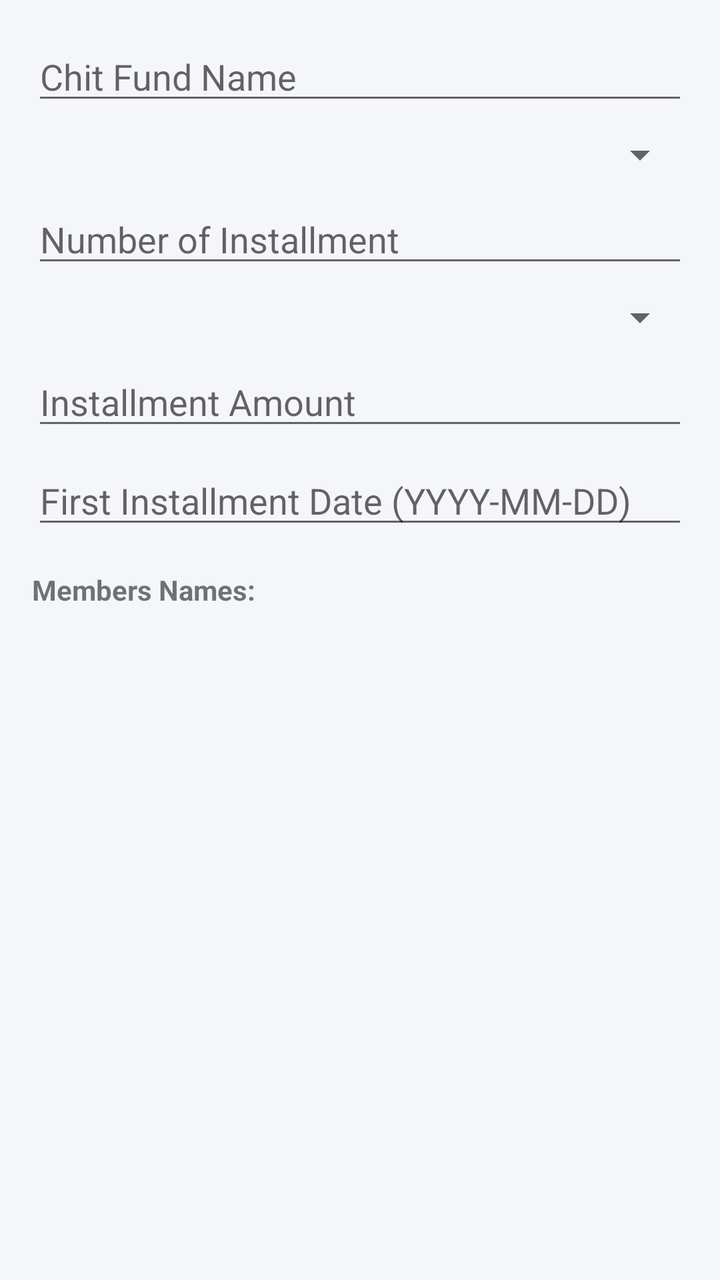
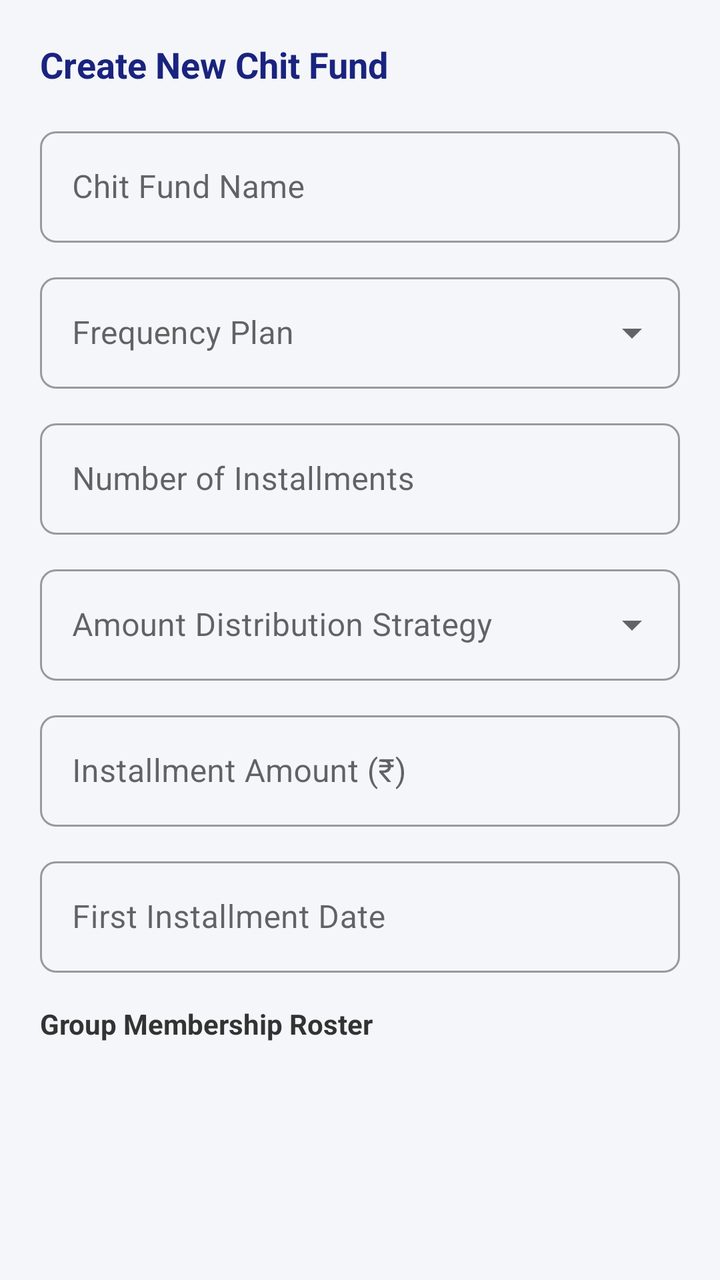

The first picture is an Android layout as it rendered before a commit; the second is the same layout after the commit. The layout source and the unified diff follow.
<!-- AndroidManifest.xml: application theme Theme.ChitFundManager -->
<!-- res/layout/dialog_new_chit.xml -->
<?xml version="1.0" encoding="utf-8"?>
<ScrollView xmlns:android="http://schemas.android.com/apk/res/android"
    android:layout_width="match_parent"
    android:layout_height="wrap_content"
    android:padding="16dp">

    <LinearLayout
        android:layout_width="match_parent"
        android:layout_height="wrap_content"
        android:orientation="vertical">

        <EditText
            android:id="@+id/etChitName"
            android:layout_width="match_parent"
            android:layout_height="wrap_content"
            android:hint="Chit Fund Name"
            android:inputType="text" />

        <Spinner
            android:id="@+id/spFrequency"
            android:layout_width="match_parent"
            android:layout_height="wrap_content"
            android:layout_marginTop="8dp" />

        <EditText
            android:id="@+id/etInstallmentsCount"
            android:layout_width="match_parent"
            android:layout_height="wrap_content"
            android:hint="Number of Installment"
            android:inputType="number"
            android:layout_marginTop="8dp" />

        <Spinner
            android:id="@+id/spAmountType"
            android:layout_width="match_parent"
            android:layout_height="wrap_content"
            android:layout_marginTop="8dp" />

        <EditText
            android:id="@+id/etAmount"
            android:layout_width="match_parent"
            android:layout_height="wrap_content"
            android:hint="Installment Amount"
            android:inputType="numberDecimal"
            android:layout_marginTop="8dp"
            android:visibility="visible" />

        <LinearLayout
            android:id="@+id/llAmountsContainer"
            android:layout_width="match_parent"
            android:layout_height="wrap_content"
            android:orientation="vertical"
            android:layout_marginTop="8dp"
            android:visibility="gone" />

        <EditText
            android:id="@+id/etDate"
            android:layout_width="match_parent"
            android:layout_height="wrap_content"
            android:hint="First Installment Date (YYYY-MM-DD)"
            android:focusable="false"
            android:clickable="true"
            android:layout_marginTop="8dp" />

        <TextView
            android:layout_width="wrap_content"
            android:layout_height="wrap_content"
            android:text="Members Names:"
            android:textStyle="bold"
            android:layout_marginTop="16dp" />

        <LinearLayout
            android:id="@+id/llMembersContainer"
            android:layout_width="match_parent"
            android:layout_height="wrap_content"
            android:orientation="vertical"
            android:layout_marginTop="8dp" />

    </LinearLayout>
</ScrollView>
<!-- resources referenced by this layout -->
<resources>
  <style name="Theme.ChitFundManager" parent="Theme.MaterialComponents.Light.DarkActionBar">
          
          <item name="colorPrimary">#1A237E</item>
          <item name="colorPrimaryDark">#0D1137</item>
          <item name="colorAccent">#00E676</item>
          
          
          <item name="android:windowBackground">#F4F6F9</item>
          <item name="cardBackgroundColor">#FFFFFF</item>
  
          
          <item name="materialAlertDialogTheme">@style/PremiumRoundedAlertDialogTheme</item>
      </style>
  <style name="PremiumRoundedAlertDialogTheme" parent="Theme.MaterialComponents.Light.Dialog.Alert">
          <item name="shapeAppearanceOverlay">@style/ShapeAppearance.Premium.MediumComponent</item>
          <item name="backgroundTint">#FFFFFF</item>
      </style>
  <style name="ShapeAppearance.Premium.MediumComponent" parent="ShapeAppearance.MaterialComponents.MediumComponent">
          <item name="cornerSize">16dp</item>
      </style>
</resources>

<!-- the commit's change to res/layout/dialog_new_chit.xml (unified diff, before → after) -->
@@ -1,80 +1,158 @@
 <?xml version="1.0" encoding="utf-8"?>
 <ScrollView xmlns:android="http://schemas.android.com/apk/res/android"
+    xmlns:app="http://schemas.android.com/apk/res-auto"
     android:layout_width="match_parent"
     android:layout_height="wrap_content"
-    android:padding="16dp">
+    android:padding="20dp">
 
     <LinearLayout
         android:layout_width="match_parent"
         android:layout_height="wrap_content"
         android:orientation="vertical">
 
-        <EditText
-            android:id="@+id/etChitName"
+        <TextView
+            android:layout_width="wrap_content"
+            android:layout_height="wrap_content"
+            android:text="Create New Chit Fund"
+            android:textColor="#1A237E"
+            android:textSize="18sp"
+            android:textStyle="bold"
+            android:layout_marginBottom="16dp"/>
+
+        
+        <com.google.android.material.textfield.TextInputLayout
+            style="@style/Widget.MaterialComponents.TextInputLayout.OutlinedBox"
             android:layout_width="match_parent"
             android:layout_height="wrap_content"
+            android:layout_marginBottom="12dp"
             android:hint="Chit Fund Name"
-            android:inputType="text" />
+            app:boxCornerRadiusTopStart="8dp"
+            app:boxCornerRadiusTopEnd="8dp"
+            app:boxCornerRadiusBottomStart="8dp"
+            app:boxCornerRadiusBottomEnd="8dp">
+            <com.google.android.material.textfield.TextInputEditText
+                android:id="@+id/etChitName"
+                android:layout_width="match_parent"
+                android:layout_height="wrap_content"
+                android:inputType="text" />
+        </com.google.android.material.textfield.TextInputLayout>
 
-        <Spinner
-            android:id="@+id/spFrequency"
+        
+        <com.google.android.material.textfield.TextInputLayout
+            style="@style/Widget.MaterialComponents.TextInputLayout.OutlinedBox.ExposedDropdownMenu"
             android:layout_width="match_parent"
             android:layout_height="wrap_content"
-            android:layout_marginTop="8dp" />
+            android:layout_marginBottom="12dp"
+            android:hint="Frequency Plan"
+            app:boxCornerRadiusTopStart="8dp"
+            app:boxCornerRadiusTopEnd="8dp"
+            app:boxCornerRadiusBottomStart="8dp"
+            app:boxCornerRadiusBottomEnd="8dp">
+            <AutoCompleteTextView
+                android:id="@+id/spFrequency"
+                android:layout_width="match_parent"
+                android:layout_height="wrap_content"
+                android:inputType="none" />
+        </com.google.android.material.textfield.TextInputLayout>
 
-        <EditText
-            android:id="@+id/etInstallmentsCount"
+        
+        <com.google.android.material.textfield.TextInputLayout
+            style="@style/Widget.MaterialComponents.TextInputLayout.OutlinedBox"
             android:layout_width="match_parent"
             android:layout_height="wrap_content"
-            android:hint="Number of Installment"
-            android:inputType="number"
-            android:layout_marginTop="8dp" />
+            android:layout_marginBottom="12dp"
+            android:hint="Number of Installments"
+            app:boxCornerRadiusTopStart="8dp"
+            app:boxCornerRadiusTopEnd="8dp"
+            app:boxCornerRadiusBottomStart="8dp"
+            app:boxCornerRadiusBottomEnd="8dp">
+            <com.google.android.material.textfield.TextInputEditText
+                android:id="@+id/etInstallmentsCount"
+                android:layout_width="match_parent"
+                android:layout_height="wrap_content"
+                android:inputType="number" />
+        </com.google.android.material.textfield.TextInputLayout>
 
-        <Spinner
-            android:id="@+id/spAmountType"
+        
+        <com.google.android.material.textfield.TextInputLayout
+            style="@style/Widget.MaterialComponents.TextInputLayout.OutlinedBox.ExposedDropdownMenu"
             android:layout_width="match_parent"
             android:layout_height="wrap_content"
-            android:layout_marginTop="8dp" />
+            android:layout_marginBottom="12dp"
+            android:hint="Amount Distribution Strategy"
+            app:boxCornerRadiusTopStart="8dp"
+            app:boxCornerRadiusTopEnd="8dp"
+            app:boxCornerRadiusBottomStart="8dp"
+            app:boxCornerRadiusBottomEnd="8dp">
+            <AutoCompleteTextView
+                android:id="@+id/spAmountType"
+                android:layout_width="match_parent"
+                android:layout_height="wrap_content"
+                android:inputType="none" />
+        </com.google.android.material.textfield.TextInputLayout>
 
-        <EditText
-            android:id="@+id/etAmount"
+        
+        <com.google.android.material.textfield.TextInputLayout
+            android:id="@+id/tlAmountWrapper"
+            style="@style/Widget.MaterialComponents.TextInputLayout.OutlinedBox"
             android:layout_width="match_parent"
             android:layout_height="wrap_content"
-            android:hint="Installment Amount"
-            android:inputType="numberDecimal"
-            android:layout_marginTop="8dp"
-            android:visibility="visible" />
+            android:layout_marginBottom="12dp"
+            android:hint="Installment Amount (₹)"
+            android:visibility="visible"
+            app:boxCornerRadiusTopStart="8dp"
+            app:boxCornerRadiusTopEnd="8dp"
+            app:boxCornerRadiusBottomStart="8dp"
+            app:boxCornerRadiusBottomEnd="8dp">
+            <com.google.android.material.textfield.TextInputEditText
+                android:id="@+id/etAmount"
+                android:layout_width="match_parent"
+                android:layout_height="wrap_content"
+                android:inputType="numberDecimal" />
+        </com.google.android.material.textfield.TextInputLayout>
 
+        
         <LinearLayout
             android:id="@+id/llAmountsContainer"
             android:layout_width="match_parent"
             android:layout_height="wrap_content"
             android:orientation="vertical"
-            android:layout_marginTop="8dp"
+            android:layout_marginBottom="12dp"
             android:visibility="gone" />
 
-        <EditText
-            android:id="@+id/etDate"
+        
+        <com.google.android.material.textfield.TextInputLayout
+            style="@style/Widget.MaterialComponents.TextInputLayout.OutlinedBox"
             android:layout_width="match_parent"
             android:layout_height="wrap_content"
-            android:hint="First Installment Date (YYYY-MM-DD)"
-            android:focusable="false"
-            android:clickable="true"
-            android:layout_marginTop="8dp" />
+            android:layout_marginBottom="16dp"
+            android:hint="First Installment Date"
+            app:boxCornerRadiusTopStart="8dp"
+            app:boxCornerRadiusTopEnd="8dp"
+            app:boxCornerRadiusBottomStart="8dp"
+            app:boxCornerRadiusBottomEnd="8dp">
+            <com.google.android.material.textfield.TextInputEditText
+                android:id="@+id/etDate"
+                android:layout_width="match_parent"
+                android:layout_height="wrap_content"
+                android:focusable="false"
+                android:clickable="true" />
+        </com.google.android.material.textfield.TextInputLayout>
 
         <TextView
             android:layout_width="wrap_content"
             android:layout_height="wrap_content"
-            android:text="Members Names:"
+            android:text="Group Membership Roster"
+            android:textColor="#333333"
             android:textStyle="bold"
-            android:layout_marginTop="16dp" />
+            android:textSize="14sp"
+            android:layout_marginBottom="8dp" />
 
         <LinearLayout
             android:id="@+id/llMembersContainer"
             android:layout_width="match_parent"
             android:layout_height="wrap_content"
-            android:orientation="vertical"
-            android:layout_marginTop="8dp" />
+            android:orientation="vertical" />
 
     </LinearLayout>
 </ScrollView>
